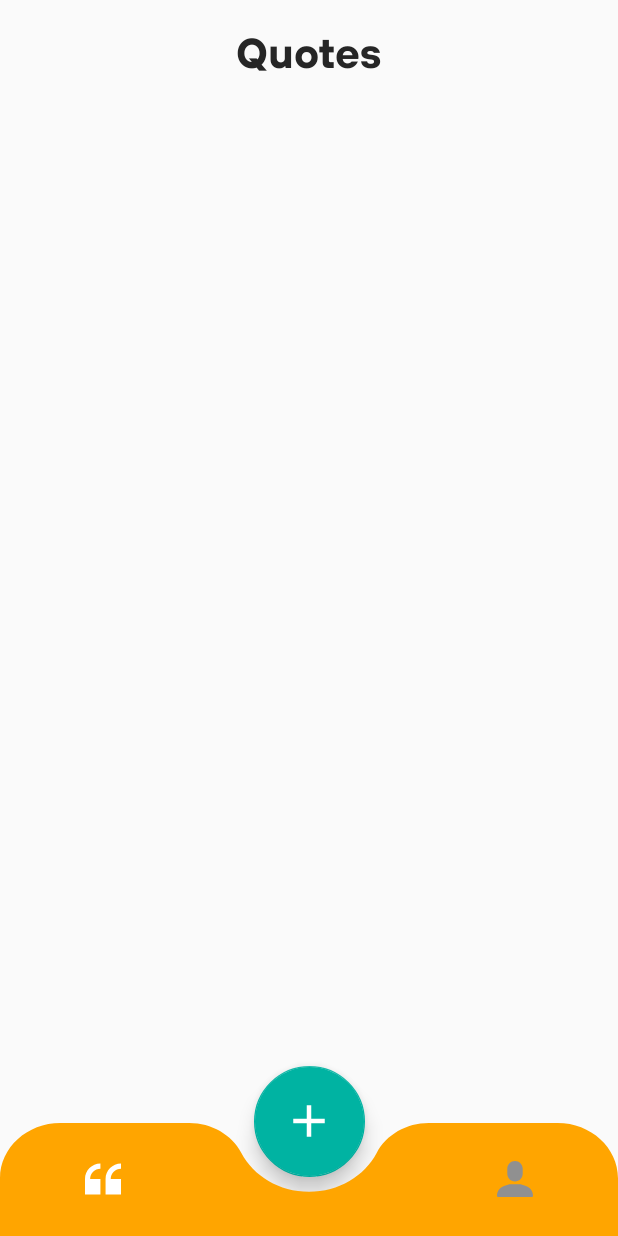
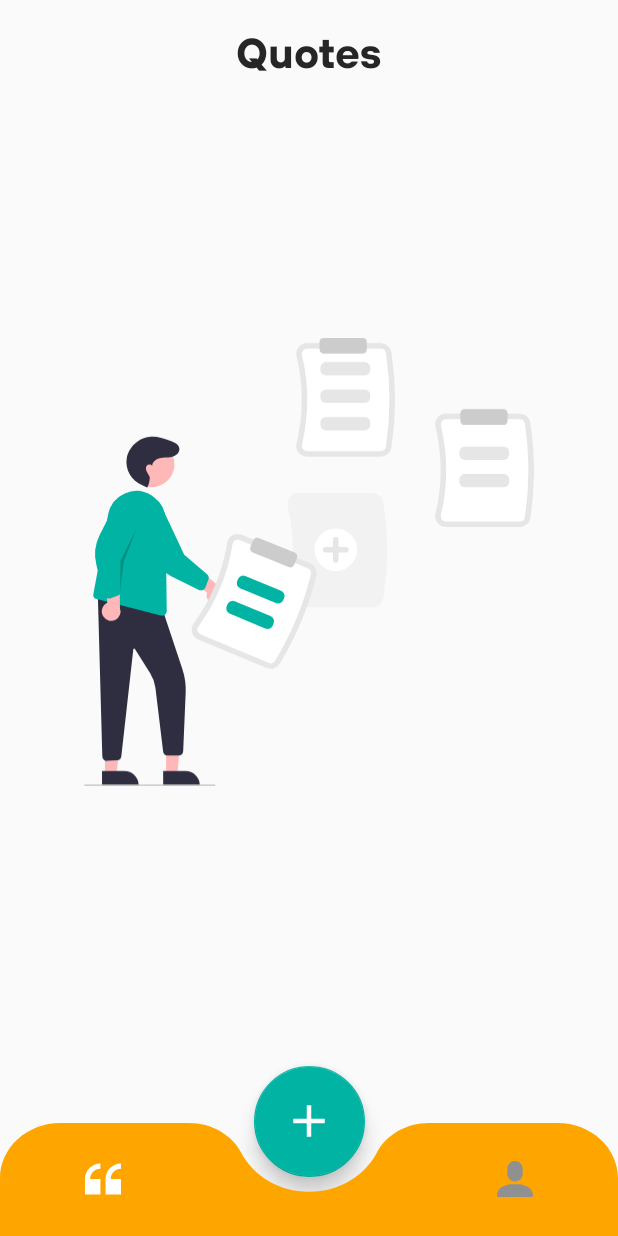
Before and after one commit to mirzemehdi/quotesapp, an Android app: the screen it shows after launch (MainActivity), on a phone screen of 412 x 824 dp. Run offline under Robolectric (Android 15) with nearby library versions, the light colour scheme and no system bars; our stand-ins replace Firebase (no records; nobody signed in at launch, a user with empty details on screens opened directly), Picasso, Timber, data binding, navigation-ui and 1 more.

Commit message:
Finishing add new Quote feature

```diff
--- a/app/src/main/java/com/mmk/quotesapp/di/ViewModelModule.kt
+++ b/app/src/main/java/com/mmk/quotesapp/di/ViewModelModule.kt
@@ -1,5 +1,6 @@
 package com.mmk.quotesapp.di
 
+import com.mmk.quotesapp.ui.fragments.addquote.AddNewQuoteViewModel
 import com.mmk.quotesapp.ui.fragments.quoteslist.QuotesViewModel
 import org.koin.androidx.viewmodel.dsl.viewModel
 import org.koin.dsl.module
@@ -7,4 +8,5 @@ import org.koin.dsl.module
 
 val viewModelModule = module {
     viewModel { QuotesViewModel(get()) }
+    viewModel { AddNewQuoteViewModel(get()) }
 }
--- a/app/src/main/java/com/mmk/quotesapp/ui/base/UiState.kt
+++ b/app/src/main/java/com/mmk/quotesapp/ui/base/UiState.kt
@@ -10,7 +10,7 @@ sealed class UiState {
     object HasData : UiState()
     object Loading : UiState()
     object NoData : UiState()
-    data class Error(val errorState: ErrorState?) : UiState()
+    data class Error(val errorState: ErrorState? = null) : UiState()
 }
 
 sealed class ErrorState() {
--- a/app/src/main/java/com/mmk/quotesapp/ui/fragments/quoteslist/QuotesFragment.kt
+++ b/app/src/main/java/com/mmk/quotesapp/ui/fragments/quoteslist/QuotesFragment.kt
@@ -12,6 +12,7 @@ import androidx.lifecycle.Observer
 import androidx.paging.LoadState
 import com.mmk.quotesapp.R
 import com.mmk.quotesapp.databinding.FragementQuotesBinding
+import com.mmk.quotesapp.ui.base.UiState
 import com.mmk.quotesapp.utils.toast
 import org.koin.androidx.viewmodel.ext.android.viewModel
 import timber.log.Timber
@@ -28,8 +29,8 @@ class QuotesFragment : Fragment() {
         inflater: LayoutInflater,
         container: ViewGroup?,
         savedInstanceState: Bundle?
-    ): View? {
-        binding= FragementQuotesBinding.inflate(inflater,container,false)
+    ): View {
+        binding = FragementQuotesBinding.inflate(inflater, container, false)
         return binding.root
     }
 
@@ -45,18 +46,20 @@ class QuotesFragment : Fragment() {
 
 
     private fun initView() {
-
+        viewModel.getQuotes()
         binding.quotesRecyclerView.adapter = quotesAdapter
-            .withLoadStateHeaderAndFooter(
-                header = ItemLoadStateAdapter { quotesAdapter.retry() },
+            .withLoadStateFooter(
                 footer = ItemLoadStateAdapter { quotesAdapter.retry() }
             )
 
-
         quotesAdapter.addLoadStateListener { loadState ->
             with(loadState.source.refresh) {
-                binding.quotesRecyclerView.isVisible = this is LoadState.NotLoading
-                binding.progressBarQuotes.isVisible = this is LoadState.Loading
+                val uiState = when (this) {
+                    is LoadState.NotLoading -> if (quotesAdapter.itemCount < 1) UiState.NoData else UiState.HasData
+                    LoadState.Loading -> UiState.Loading
+                    is LoadState.Error -> UiState.Error()
+                }
+                viewModel.setUiState(uiState)
             }
         }
 
@@ -73,9 +76,10 @@ class QuotesFragment : Fragment() {
     }
 
     private fun observeValues() {
-        viewModel.quotesList.observe(viewLifecycleOwner, Observer {
+        viewModel.quotesList.observe(viewLifecycleOwner) {
             quotesAdapter.submitData(lifecycle, it)
-        })
+
+        }
     }
 
 }
--- a/app/src/main/java/com/mmk/quotesapp/ui/fragments/quoteslist/QuotesViewModel.kt
+++ b/app/src/main/java/com/mmk/quotesapp/ui/fragments/quoteslist/QuotesViewModel.kt
@@ -9,6 +9,7 @@ import com.mmk.domain.model.onSuccess
 import com.mmk.quotesapp.ui.base.BaseViewModel
 import com.mmk.quotesapp.ui.base.UiState
 import kotlinx.coroutines.Dispatchers
+import kotlinx.coroutines.delay
 import kotlinx.coroutines.withContext
 import timber.log.Timber
 
@@ -22,12 +23,13 @@ class QuotesViewModel constructor(
 
     var quotesList: LiveData<PagingData<Quote>> = MutableLiveData()
 
-    init {
-        getQuotes()
+
+    fun setUiState(uiState: UiState) {
+        _uiState.value = uiState
     }
 
+    fun getQuotes() {
 
-    private fun getQuotes() {
         executeUseCase {
             quotesByPaginationUseCase().onSuccess {
 
--- a/app/src/main/java/com/mmk/quotesapp/utils/BindingUtils.kt
+++ b/app/src/main/java/com/mmk/quotesapp/utils/BindingUtils.kt
@@ -3,6 +3,7 @@ package com.mmk.quotesapp.utils
 import android.view.View
 import android.widget.ImageView
 import android.widget.ProgressBar
+import androidx.core.view.isVisible
 import androidx.databinding.BindingAdapter
 import com.mmk.quotesapp.R
 import com.mmk.quotesapp.ui.base.UiState
@@ -27,10 +28,47 @@ fun View.setVisibility(isVisible: Boolean) {
     this.visibility = if (isVisible) View.VISIBLE else View.GONE
 }
 
-@BindingAdapter("loadingState")
-fun ProgressBar.loadingState(uiState: UiState){
-    this.visibility=when(uiState){
-        UiState.Loading ->View.VISIBLE
-        else -> View.GONE
+
+@BindingAdapter("showOnLoading")
+fun View.showOnLoading(uiState: UiState?) {
+    this.apply {
+        isVisible = when (uiState) {
+            UiState.Loading -> true
+            else -> false
+        }
     }
 }
+
+
+@BindingAdapter("hideOnLoading")
+fun View.showOnLoadingFinished(uiState: UiState?) {
+    this.apply {
+        isVisible = when (uiState) {
+            UiState.Loading -> false
+            else -> true
+
+        }
+    }
+}
+
+@BindingAdapter("showOnHasData")
+fun View.showOnHasData(uiState: UiState?) {
+    this.apply {
+        isVisible = when (uiState) {
+            UiState.HasData -> true
+            else -> false
+
+        }
+    }
+}
+
+
+@BindingAdapter("showOnNoData")
+fun View.showOnNoData(uiState: UiState?) {
+    this.apply {
+        isVisible = when (uiState) {
+            UiState.NoData -> true
+            else -> false
+        }
+    }
+}
--- /dev/null
+++ b/app/src/main/res/drawable/ic_empty_quotes.xml
@@ -0,0 +1,37 @@
+<vector android:height="199.03929dp" android:viewportHeight="483.5"
+    android:viewportWidth="485.83374" android:width="200dp" xmlns:android="http://schemas.android.com/apk/res/android">
+    <path android:fillColor="#e6e6e6" android:pathData="M320.459,128.097L240.717,128.097a11.478,11.478 0,0 1,-9.066 -4.394h0a11.622,11.622 0,0 1,-2.177 -9.968,201.631 201.631,0 0,0 -0,-93.647 11.624,11.624 0,0 1,2.177 -9.967,11.478 11.478,0 0,1 9.066,-4.394h79.741a11.623,11.623 0,0 1,11.439 9.755,337.961 337.961,0 0,1 0,102.858A11.623,11.623 0,0 1,320.459 128.097Z"/>
+    <path android:fillColor="#fff" android:pathData="M240.717,11.728a5.513,5.513 0,0 0,-4.354 2.108,5.659 5.659,0 0,0 -1.054,4.854 207.656,207.656 0,0 1,0 96.445,5.656 5.656,0 0,0 1.053,4.853l0,0a5.511,5.511 0,0 0,4.354 2.109h79.741a5.582,5.582 0,0 0,5.509 -4.667,331.985 331.985,0 0,0 0,-101.035 5.582,5.582 0,0 0,-5.509 -4.667Z"/>
+    <path android:fillColor="#e6e6e6" android:pathData="M303.057,40.579h-41.845a6.006,6.006 0,0 1,-6 -6v-2.345a6.006,6.006 0,0 1,6 -6h41.845a6.006,6.006 0,0 1,6 6L309.057,34.579A6.006,6.006 0,0 1,303.057 40.579Z"/>
+    <path android:fillColor="#e6e6e6" android:pathData="M303.057,70.204h-41.845a6.006,6.006 0,0 1,-6 -6L255.213,61.86a6.006,6.006 0,0 1,6 -6h41.845a6.006,6.006 0,0 1,6 6v2.345A6.006,6.006 0,0 1,303.057 70.204Z"/>
+    <path android:fillColor="#e6e6e6" android:pathData="M303.057,99.83h-41.845a6.006,6.006 0,0 1,-6 -6v-2.345a6.006,6.006 0,0 1,6 -6h41.845a6.006,6.006 0,0 1,6 6v2.345A6.006,6.006 0,0 1,303.057 99.83Z"/>
+    <path android:fillColor="#e6e6e6" android:pathData="M470.459,204.097L390.717,204.097a11.478,11.478 0,0 1,-9.066 -4.394h0a11.622,11.622 0,0 1,-2.177 -9.968,201.631 201.631,0 0,0 -0,-93.647 11.624,11.624 0,0 1,2.177 -9.967,11.478 11.478,0 0,1 9.066,-4.394h79.741a11.623,11.623 0,0 1,11.439 9.755,337.961 337.961,0 0,1 0,102.858A11.623,11.623 0,0 1,470.459 204.097Z"/>
+    <path android:fillColor="#fff" android:pathData="M390.717,87.728a5.513,5.513 0,0 0,-4.354 2.108,5.659 5.659,0 0,0 -1.054,4.854 207.656,207.656 0,0 1,0 96.445,5.656 5.656,0 0,0 1.053,4.853l0,0a5.511,5.511 0,0 0,4.354 2.109h79.741a5.582,5.582 0,0 0,5.509 -4.667,331.985 331.985,0 0,0 0,-101.035 5.582,5.582 0,0 0,-5.509 -4.667Z"/>
+    <path android:fillColor="#f2f2f2" android:pathData="M311.459,290.597L231.717,290.597a11.975,11.975 0,0 1,-9.458 -4.584,12.119 12.119,0 0,1 -2.27,-10.394 201.131,201.131 0,0 0,-0 -93.414,12.121 12.121,0 0,1 2.27,-10.394 11.976,11.976 0,0 1,9.458 -4.584h79.741a12.127,12.127 0,0 1,11.933 10.179,338.459 338.459,0 0,1 0,103.011A12.127,12.127 0,0 1,311.459 290.597Z"/>
+    <path android:fillColor="#e6e6e6" android:pathData="M453.057,131.579h-41.845a6.006,6.006 0,0 1,-6 -6v-2.345a6.006,6.006 0,0 1,6 -6h41.845a6.006,6.006 0,0 1,6 6L459.057,125.579A6.006,6.006 0,0 1,453.057 131.579Z"/>
+    <path android:fillColor="#e6e6e6" android:pathData="M453.057,161.204h-41.845a6.006,6.006 0,0 1,-6 -6L405.213,152.86a6.006,6.006 0,0 1,6 -6h41.845a6.006,6.006 0,0 1,6 6v2.345A6.006,6.006 0,0 1,453.057 161.204Z"/>
+    <path android:fillColor="#fff" android:pathData="M271.811,228.5m-23,0a23,23 0,1 1,46 0a23,23 0,1 1,-46 0"/>
+    <path android:fillColor="#e6e6e6" android:pathData="M282.811,225.5h-8v-8a3,3 0,0 0,-6 0v8h-8a3,3 0,0 0,0 6h8v8a3,3 0,0 0,6 0v-8h8a3,3 0,0 0,0 -6Z"/>
+    <path android:fillColor="#ccc" android:pathData="M300.811,17h-42a4.505,4.505 0,0 1,-4.5 -4.5v-8a4.505,4.505 0,0 1,4.5 -4.5h42a4.505,4.505 0,0 1,4.5 4.5v8A4.505,4.505 0,0 1,300.811 17Z"/>
+    <path android:fillColor="#ccc" android:pathData="M452.811,94h-42a4.505,4.505 0,0 1,-4.5 -4.5v-8a4.505,4.505 0,0 1,4.5 -4.5h42a4.505,4.505 0,0 1,4.5 4.5v8A4.505,4.505 0,0 1,452.811 94Z"/>
+    <path android:fillColor="#ffb8b8" android:pathData="M88.596,471.061l12.26,0l3.833,-47.288l-16.095,0l0.002,47.288z"/>
+    <path android:fillColor="#2f2e41" android:pathData="M85.469,467.058l24.144,-0.001h0.001a15.386,15.386 0,0 1,15.386 15.386v0.5l-39.531,0.001Z"/>
+    <path android:fillColor="#ffb8b8" android:pathData="M22.596,471.061l12.26,0l5.833,-47.288l-18.095,0l0.002,47.288z"/>
+    <path android:fillColor="#2f2e41" android:pathData="M19.469,467.058l24.144,-0.001h0.001a15.386,15.386 0,0 1,15.386 15.386v0.5l-39.531,0.001Z"/>
+    <path android:fillColor="#2f2e41" android:pathData="M24.771,456.123a4.981,4.981 0,0 1,-3.375 -1.318h0a4.961,4.961 0,0 1,-1.616 -3.537L14.864,275.054l69.811,17.452 21.54,64.618a70.461,70.461 0,0 1,3.545 25.824l-2.675,62.637a4.996,4.996 0,0 1,-4.994 4.759h-11.709a5.023,5.023 0,0 1,-4.955 -4.33l-8.369,-69.142a37.823,37.823 0,0 0,-5.532 -15.164l-16.469,-26.076a1,1 0,0 0,-1.838 0.41L40.295,451.13a4.993,4.993 0,0 1,-4.687 4.396l-10.552,0.587C24.961,456.119 24.866,456.123 24.771,456.123Z"/>
+    <path android:fillColor="#ffb8b8" android:pathData="M73.058,136.406m-24.561,0a24.561,24.561 0,1 1,49.122 0a24.561,24.561 0,1 1,-49.122 0"/>
+    <path android:fillColor="#00b3a2" android:pathData="M84.341,299.672a5.076,5.076 0,0 1,-1.253 -0.159L83.087,299.513l-69.264,-17.76a4.998,4.998 0,0 1,-3.663 -5.815L26.067,190.247a31.214,31.214 0,0 1,18.25 -22.54,30.113 30.113,0 0,1 28.266,2.075c0.97,0.605 1.947,1.265 2.903,1.961a30.96,30.96 0,0 1,12.579 24.529l1.265,98.329a5.007,5.007 0,0 1,-4.988 5.071Z"/>
+    <path android:fillColor="#ffb8b8" android:pathData="M20.949,300.68a10.056,10.056 0,0 1,4.214 -14.832l-3.081,-35.602 16.326,8.848 0.423,32.451a10.11,10.11 0,0 1,-17.882 9.134Z"/>
+    <path android:fillColor="#00b3a2" android:pathData="M26.782,281.139a5.532,5.532 0,0 1,-1.366 -0.173,5.496 5.496,0 0,1 -3.972,-3.986l-8.023,-31.884a47.37,47.37 0,0 1,3.761 -33.135l16.809,-32.882a15.541,15.541 0,0 1,18.808 -11.019,15.356 15.356,0 0,1 9.475,7.101 15.567,15.567 0,0 1,1.654 11.913l-23.927,53.506 0.284,32.036a5.519,5.519 0,0 1,-3.584 5.205l-8.007,2.974A5.48,5.48 0,0 1,26.782 281.139Z"/>
+    <path android:fillColor="#ffb8b8" android:pathData="M141.318,287.585a10.056,10.056 0,0 1,-8.493 -12.87l-28.993,-20.889 17.357,-6.602 24.872,20.849a10.11,10.11 0,0 1,-4.742 19.512Z"/>
+    <path android:fillColor="#00b3a2" android:pathData="M126.14,272.331a5.522,5.522 0,0 1,-2.463 -0.582L94.278,257.032a47.381,47.381 0,0 1,-22.661 -24.465L57.66,198.376a15.544,15.544 0,0 1,3.918 -21.444,15.352 15.352,0 0,1 11.59,-2.543 15.57,15.57 0,0 1,10.081 6.512l24.945,53.04L132.66,254.623a5.518,5.518 0,0 1,1.607 6.112l-2.97,8.008a5.474,5.474 0,0 1,-2.007 2.596,5.497 5.497,0 0,1 -3.15,0.992Z"/>
+    <path android:fillColor="#2f2e41" android:pathData="M67.9,161.343c1.305,0.571 3.977,-9.827 2.78,-11.907 -1.78,-3.093 -1.675,-3.071 -2.857,-5.117s-1.446,-4.847 0.084,-6.648 5.072,-1.562 5.77,0.696c-0.449,-4.288 3.792,-7.735 7.993,-8.703s8.632,-0.367 12.857,-1.229c4.902,-1 10.003,-5.11 8.047,-10.501a7.593,7.593 0,0 0,-1.481 -2.434c-2.26,-2.541 -5.421,-3.626 -8.512,-4.675 -6.43,-2.182 -13.036,-4.392 -19.822,-4.151A28.798,28.798 0,0 0,47.314 125.283a26.156,26.156 0,0 0,-1.083 4.025c-2.329,12.524 4.944,24.878 16.756,29.647Z"/>
+    <path android:fillAlpha="0.2" android:fillColor="#FF000000"
+        android:pathData="M38.9,273.343l0.557,-32.929l17.443,-35.071l-14,36l-4,32z" android:strokeAlpha="0.2"/>
+    <path android:fillColor="#e6e6e6" android:pathData="M197.077,355.982 L123.439,325.387a11.478,11.478 0,0 1,-6.686 -7.536h0a11.622,11.622 0,0 1,1.815 -10.04,201.631 201.631,0 0,0 35.93,-86.48 11.624,11.624 0,0 1,5.834 -8.369,11.478 11.478,0 0,1 10.058,-0.579l73.638,30.596a11.623,11.623 0,0 1,6.82 13.398,337.961 337.961,0 0,1 -39.465,94.986A11.623,11.623 0,0 1,197.077 355.982Z"/>
+    <path android:fillColor="#fff" android:pathData="M168.088,217.924a5.513,5.513 0,0 0,-4.83 0.276,5.659 5.659,0 0,0 -2.835,4.078 207.656,207.656 0,0 1,-37.004 89.064,5.656 5.656,0 0,0 -0.889,4.885l0,0.001a5.511,5.511 0,0 0,3.212 3.618l73.638,30.596a5.582,5.582 0,0 0,6.878 -2.196,331.986 331.986,0 0,0 38.766,-93.302 5.582,5.582 0,0 0,-3.297 -6.423Z"/>
+    <path android:fillColor="#00b3a2" android:pathData="M207.297,286.031l-38.642,-16.055a6.006,6.006 0,0 1,-3.239 -7.843l0.9,-2.165a6.006,6.006 0,0 1,7.843 -3.239l38.642,16.055a6.006,6.006 0,0 1,3.239 7.843l-0.9,2.165A6.006,6.006 0,0 1,207.297 286.031Z"/>
+    <path android:fillColor="#00b3a2" android:pathData="M195.93,313.39l-38.642,-16.055a6.006,6.006 0,0 1,-3.239 -7.843l0.9,-2.165a6.006,6.006 0,0 1,7.843 -3.239L201.434,300.144a6.006,6.006 0,0 1,3.239 7.843l-0.9,2.165A6.006,6.006 0,0 1,195.93 313.39Z"/>
+    <path android:fillColor="#ccc" android:pathData="M222.781,247.582a4.489,4.489 0,0 1,-1.687 -0.331l-38.938,-15.743a4.505,4.505 0,0 1,-2.485 -5.858l2.999,-7.417a4.5,4.5 0,0 1,5.859 -2.485l38.938,15.743a4.505,4.505 0,0 1,2.485 5.858l-2.999,7.417a4.511,4.511 0,0 1,-4.171 2.815Z"/>
+    <path android:fillColor="#ccc" android:pathData="M141,483.5h-140a1,1 0,1 1,0 -2h140a1,1 0,0 1,0 2Z"/>
+</vector>
--- a/app/src/main/res/layout/fragement_quotes.xml
+++ b/app/src/main/res/layout/fragement_quotes.xml
@@ -4,6 +4,7 @@
     xmlns:tools="http://schemas.android.com/tools">
 
     <data>
+
         <variable
             name="viewModel"
             type="com.mmk.quotesapp.ui.fragments.quoteslist.QuotesViewModel" />
@@ -11,8 +12,8 @@
 
     <androidx.constraintlayout.widget.ConstraintLayout
         android:layout_width="match_parent"
-        tools:context=".ui.fragments.quoteslist.QuotesFragment"
-        android:layout_height="match_parent">
+        android:layout_height="match_parent"
+        tools:context=".ui.fragments.quoteslist.QuotesFragment">
 
         <TextView
             android:id="@+id/quoteTitle"
@@ -29,6 +30,7 @@
 
         <androidx.recyclerview.widget.RecyclerView
             android:id="@+id/quotesRecyclerView"
+            showOnHasData="@{viewModel.uiState}"
             android:layout_width="0dp"
             android:layout_height="0dp"
             android:layout_marginTop="@dimen/margin_quotes_list"
@@ -36,20 +38,30 @@
             app:layoutManager="androidx.recyclerview.widget.LinearLayoutManager"
             app:layout_constraintBottom_toBottomOf="parent"
             app:layout_constraintEnd_toEndOf="parent"
-
             app:layout_constraintStart_toStartOf="parent"
             app:layout_constraintTop_toBottomOf="@id/quoteTitle"
             tools:listitem="@layout/item_quote_list" />
 
         <ProgressBar
             android:id="@+id/progressBarQuotes"
+            showOnLoading="@{viewModel.uiState}"
             android:layout_width="wrap_content"
-            app:layout_constraintTop_toTopOf="@id/quotesRecyclerView"
+            android:layout_height="wrap_content"
             app:layout_constraintBottom_toBottomOf="@id/quotesRecyclerView"
+            app:layout_constraintEnd_toEndOf="@id/quotesRecyclerView"
             app:layout_constraintStart_toStartOf="@id/quotesRecyclerView"
-            app:layout_constraintEnd_toEndOf="@id/quotesRecyclerView"
-            loadingState="@{viewModel.uiState}"
-            android:layout_height="wrap_content"/>
+            app:layout_constraintTop_toTopOf="@id/quotesRecyclerView" />
+
+        <ImageView
+            showOnNoData="@{viewModel.uiState}"
+            android:layout_width="300dp"
+            android:layout_height="300dp"
+            android:src="@drawable/ic_empty_quotes"
+            android:visibility="gone"
+            app:layout_constraintBottom_toBottomOf="parent"
+            app:layout_constraintEnd_toEndOf="parent"
+            app:layout_constraintStart_toStartOf="parent"
+            app:layout_constraintTop_toTopOf="parent" />
 
     </androidx.constraintlayout.widget.ConstraintLayout>
 </layout>
--- a/data/src/main/java/com/mmk/data/repository/quotes/QuotesPagingSource.kt
+++ b/data/src/main/java/com/mmk/data/repository/quotes/QuotesPagingSource.kt
@@ -15,11 +15,6 @@ class QuotesPagingSource(private val quotesCollection: CollectionReference) :
     PagingSource<String, QuoteResponse>() {
 
     override fun getRefreshKey(state: PagingState<String, QuoteResponse>): String? {
-//        return state.anchorPosition?.let {
-//            state.closestPageToPosition(it)?.data?.first()?.id
-//
-//        }
-        //TODO This method can be optimized
         return null
     }
 
--- a/domain/src/main/java/com/mmk/domain/model/Quote.kt
+++ b/domain/src/main/java/com/mmk/domain/model/Quote.kt
@@ -1,7 +1,7 @@
 package com.mmk.domain.model
 
 data class Quote(
-    val id: String,
+    var id: String?=null,
     val author: String = "",
     val text: String = "",
     val isLiked: Boolean = false
```
Also changed, not shown: app/src/main/java/com/mmk/quotesapp/ui/fragments/addquote/AddNewQuoteFragment.kt (+26 -41 lines), app/src/main/java/com/mmk/quotesapp/ui/fragments/addquote/AddNewQuoteViewModel.kt (+35 -38 lines), app/src/main/java/com/mmk/quotesapp/utils/Extensions.kt (+12 -0 lines), app/src/main/res/layout/fragment_add_quote.xml (+18 -14 lines), app/src/main/res/values/styles.xml (+1 -12 lines), data/src/main/java/com/mmk/data/repository/quotes/QuotesRepositoryImpl.kt (+13 -1 lines).
